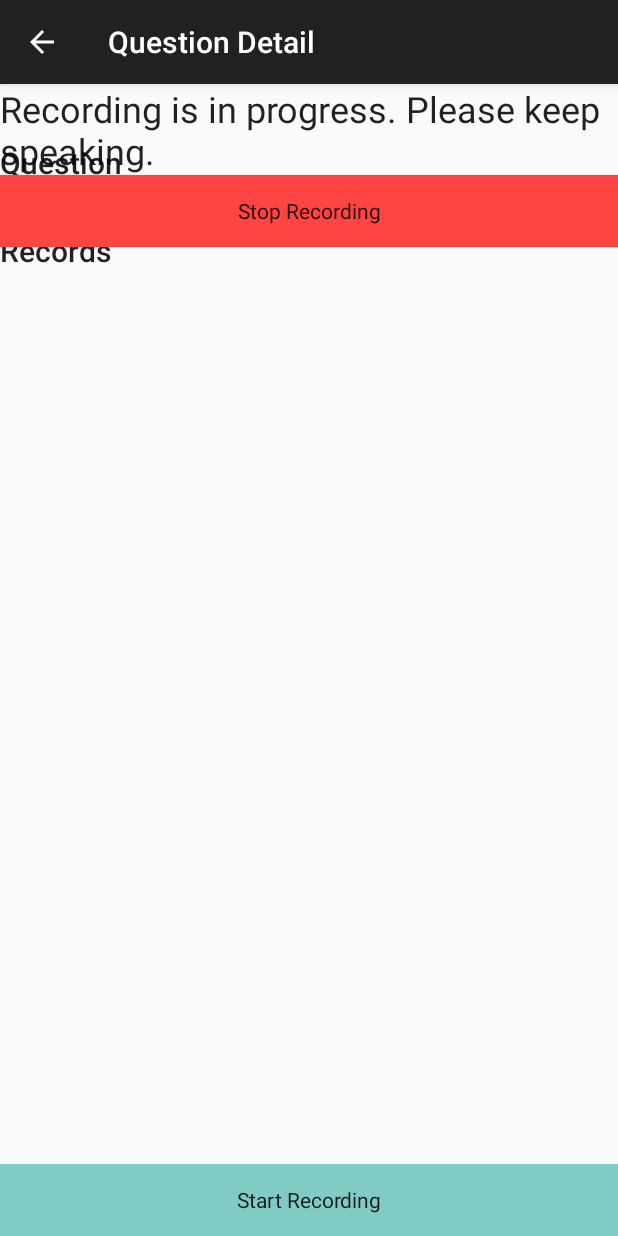
After one commit to mingthor/ToeflAvatar, an Android app: the fragment RecordingDialogFragment placed in its activity, on a phone screen of 412 x 824 dp. The commit adds this screen. Run offline under Robolectric (Android 15) with nearby library versions, the phone set to English and light mode, and no system bars; 2 statements that could not run were skipped.

Commit message:
Add a dialog indication recording is in progress

```diff
--- /dev/null
+++ b/app/src/main/java/com/sequoiabridge/captain/toeflavatar/RecordingDialogFragment.java
@@ -0,0 +1,79 @@
+package com.sequoiabridge.captain.toeflavatar;
+
+import android.app.Activity;
+import android.app.DialogFragment;
+import android.os.Bundle;
+import android.util.Log;
+import android.view.LayoutInflater;
+import android.view.View;
+import android.view.ViewGroup;
+
+
+public class RecordingDialogFragment extends DialogFragment {
+
+    private static final String LOG_TAG = "RecordingDialogFragment";
+    // TODO: Rename parameter arguments, choose names that match
+    // the fragment initialization parameters, e.g. ARG_ITEM_NUMBER
+    private static final String ARG_PARAM1 = "param1";
+    private static final String ARG_PARAM2 = "param2";
+    private View.OnClickListener mClickCallback = null;
+    // TODO: Rename and change types of parameters
+    private String mParam1;
+    private String mParam2;
+
+    public RecordingDialogFragment() {
+        // Required empty public constructor
+    }
+
+    /**
+     * Use this factory method to create a new instance of
+     * this fragment using the provided parameters.
+     *
+     * @param param1 Parameter 1.
+     * @param param2 Parameter 2.
+     * @return A new instance of fragment RecordingDialogFragment.
+     */
+    // TODO: Rename and change types and number of parameters
+    public static RecordingDialogFragment newInstance(String param1, String param2) {
+        RecordingDialogFragment fragment = new RecordingDialogFragment();
+        Bundle args = new Bundle();
+        args.putString(ARG_PARAM1, param1);
+        args.putString(ARG_PARAM2, param2);
+        fragment.setArguments(args);
+        return fragment;
+    }
+
+    @Override
+    public View onCreateView(LayoutInflater inflater, ViewGroup container,
+                             Bundle savedInstanceState) {
+        View view = inflater.inflate(R.layout.fragment_recording_dialog, container);
+        getDialog().setTitle("Listening ...");
+        getDialog().setCanceledOnTouchOutside(false);
+
+        (view.findViewById(R.id.btnStopRecording)).setOnClickListener(mClickCallback);
+        return view;
+    }
+
+    @Override
+    public void onAttach(Activity activity) {
+        super.onAttach(activity);
+
+        try {
+            mClickCallback = (View.OnClickListener) activity;
+        } catch (ClassCastException e) {
+            throw new ClassCastException(activity.toString() + " must implement View.OnClickListener");
+        }
+
+        Log.d(LOG_TAG, "onAttach");
+    }
+
+    @Override
+    public void onDetach() {
+        super.onDetach();
+
+        mClickCallback = null;
+        Log.d(LOG_TAG, "onDetach");
+    }
+
+
+}
--- a/app/src/main/res/layout/fragment_question_detail.xml
+++ b/app/src/main/res/layout/fragment_question_detail.xml
@@ -33,16 +33,10 @@
             android:textIsSelectable="true" />
     </LinearLayout>
 
-    <Button
-        android:id="@+id/btnStartRecording"
-        style="?android:buttonBarStyle"
-        android:layout_width="match_parent" android:layout_height="wrap_content"
-        android:background="@color/accent_material_dark"
-        android:text="Start Recording" />
-
     <LinearLayout
         android:layout_width="match_parent"
         android:layout_height="wrap_content"
+        android:layout_weight="1"
         android:orientation="vertical">
         <TextView
             style="@style/TextAppearance.AppCompat.Title"
@@ -53,4 +47,12 @@
             android:id="@+id/listViewRecords"
             android:layout_width="match_parent" android:layout_height="wrap_content"/>
     </LinearLayout>
+
+    <Button
+        android:id="@+id/btnStartRecording"
+        style="?android:buttonBarStyle"
+        android:layout_width="match_parent"
+        android:layout_height="wrap_content"
+        android:background="@color/accent_material_dark"
+        android:text="Start Recording" />
 </LinearLayout>
--- /dev/null
+++ b/app/src/main/res/layout/fragment_recording_dialog.xml
@@ -0,0 +1,20 @@
+<LinearLayout xmlns:android="http://schemas.android.com/apk/res/android"
+    android:id="@+id/fragment_recording_dialog"
+    android:layout_width="match_parent"
+    android:layout_height="wrap_content"
+    android:orientation="vertical">
+
+    <TextView
+        style="@style/Base.TextAppearance.AppCompat.Headline"
+        android:layout_width="match_parent"
+        android:layout_height="wrap_content"
+        android:text="Recording is in progress. Please keep speaking." />
+
+    <Button
+        android:id="@+id/btnStopRecording"
+        style="?android:buttonBarStyle"
+        android:layout_width="match_parent"
+        android:layout_height="wrap_content"
+        android:background="@android:color/holo_red_light"
+        android:text="Stop Recording" />
+</LinearLayout>
--- a/app/src/main/res/values/strings.xml
+++ b/app/src/main/res/values/strings.xml
@@ -10,4 +10,5 @@
     <string name="hello_world">Hello world!</string>
 
     <string name="action_settings">Settings</string>
+
 </resources>
```
Also changed, not shown: app/src/main/java/com/sequoiabridge/captain/toeflavatar/IMediaController.java (deleted, +0 -15 lines), app/src/main/java/com/sequoiabridge/captain/toeflavatar/MediaController.java (added, +109 -0 lines), app/src/main/java/com/sequoiabridge/captain/toeflavatar/QuestionDetailActivity.java (+25 -64 lines), app/src/main/java/com/sequoiabridge/captain/toeflavatar/QuestionDetailFragment.java (+12 -41 lines).
